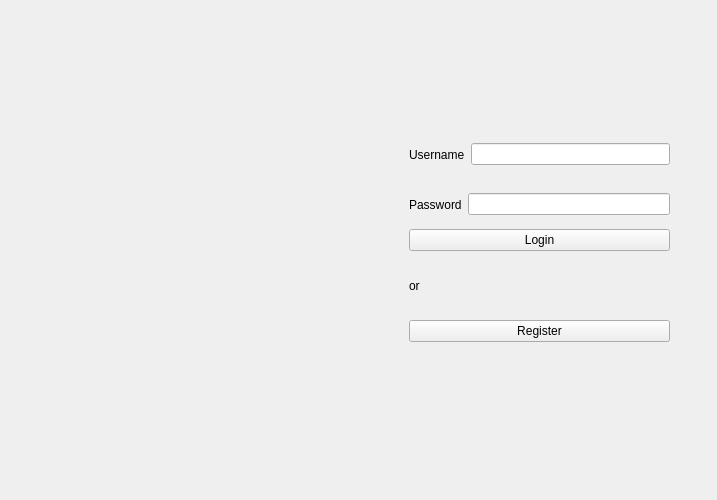
llauret-iut90/BeretPass, file ui/mainwindow.ui: the form before one commit.
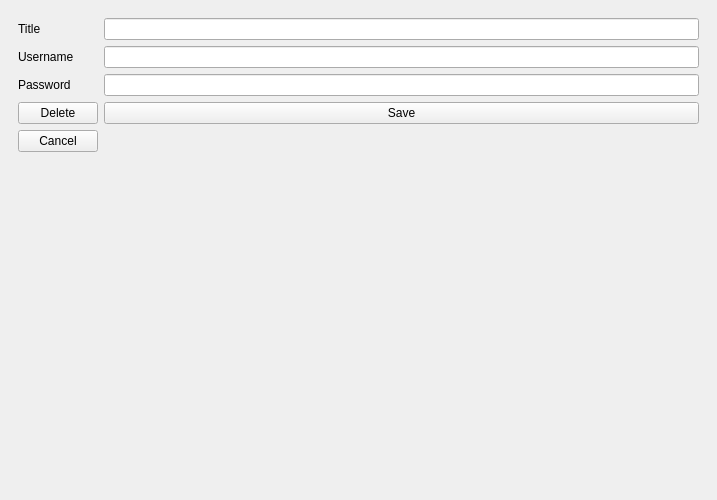
The form after the commit. The open tabs and pages were chosen to show the change. Icons and pictures are not drawn.

The edit to the form file:
```diff
--- a/ui/mainwindow.ui
+++ b/ui/mainwindow.ui
@@ -333,6 +333,86 @@
         </property>
        </widget>
       </widget>
+      <widget class="QWidget" name="itemDetail">
+         <layout class="QFormLayout" name="formLayout">
+            <item row="0" column="0">
+             <widget class="QLabel" name="titleItemDetailLabel">
+            <property name="text">
+             <string>Title</string>
+            </property>
+             </widget>
+            </item>
+            <item row="0" column="1">
+             <widget class="QLineEdit" name="titleItemDetailInput"/>
+            </item>
+            <item row="1" column="0">
+             <widget class="QLabel" name="usernameItemDetailLabel">
+            <property name="text">
+             <string>Username</string>
+            </property>
+             </widget>
+            </item>
+            <item row="1" column="1">
+             <widget class="QLineEdit" name="usernameItemDetailInput"/>
+            </item>
+            <item row="2" column="0">
+             <widget class="QLabel" name="passwordItemDetailLabel">
+            <property name="text">
+             <string>Password</string>
+            </property>
+             </widget>
+            </item>
+            <item row="2" column="1">
+             <widget class="QLineEdit" name="passwordItemDetailInput">
+            <property name="echoMode">
+             <enum>QLineEdit::Password</enum>
+            </property>
+             </widget>
+            </item>
+            <item row="3" column="0">
+             <widget class="QPushButton" name="DeleteItemDetail">
+            <property name="text">
+             <string>Delete</string>
+            </property>
+             </widget>
+            </item>
+            <item row="3" column="1">
+             <widget class="QPushButton" name="SaveItemDetail">
+            <property name="text">
+             <string>Save</string>
+            </property>
+             </widget>
+            </item>
+            <item row="4" column="0">
+             <widget class="QPushButton" name="CancelItemDetail">
+            <property name="text">
+               <string>Cancel</string>
+            </property>
+               </widget>
+            </item>
+            <item row="4" column="1">
+             <widget class="QLabel" name="oldTitleHiddenField">
+             <property name="visible">
+               <bool>false</bool>
+               </property>
+            </widget>
+            </item>
+            <item row="5" column="0">
+             <widget class="QLabel" name="oldUsernameHiddenField">
+             <property name="visible">
+               <bool>false</bool>
+            </property>
+            </widget>
+            </item>
+            <item row="5" column="1">
+             <widget class="QLabel" name="oldPasswordHiddenField">
+             <property name="visible">
+               <bool>false</bool>
+               </property>
+               </widget>
+            </item>
+         </layout>
+        </widget>
      </widget>
     </item>
    </layout>
```
Left out of the diff: 6 changed lines with no effect on the pictures.
